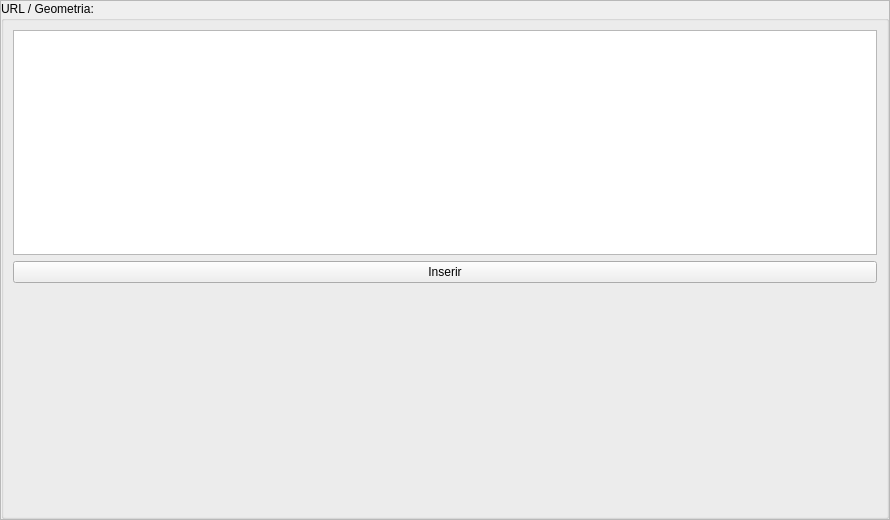
Qt form IBGEVisualizer/gui/v2/components/frame_geometry.ui (IDEHCO3/hyper-qgis-plugin) before a commit.
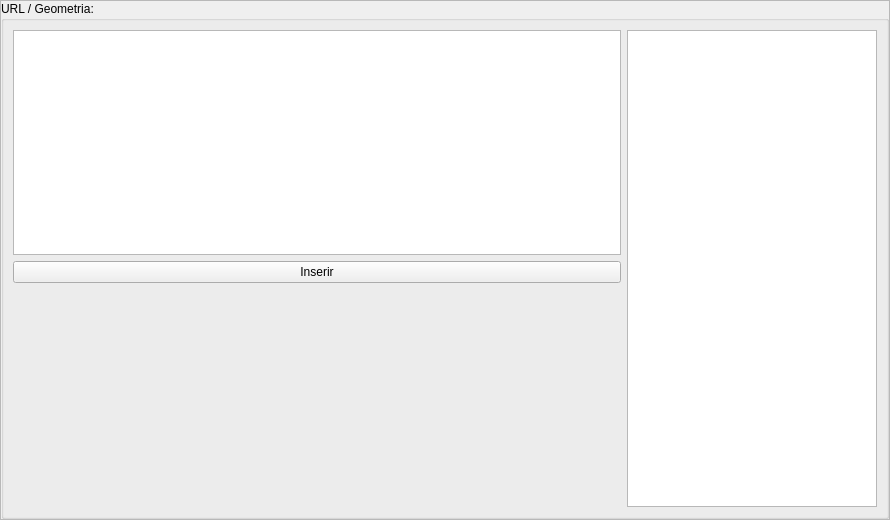
The same form after that commit.

What changed in the file:
```diff
--- a/IBGEVisualizer/gui/v2/components/frame_geometry.ui
+++ b/IBGEVisualizer/gui/v2/components/frame_geometry.ui
@@ -32,6 +32,13 @@
       <property name="margin">
        <number>9</number>
       </property>
+      <item row="1" column="0">
+       <widget class="QPushButton" name="bt_insert">
+        <property name="text">
+         <string>Inserir</string>
+        </property>
+       </widget>
+      </item>
       <item row="0" column="0">
        <widget class="QPlainTextEdit" name="tx_url">
         <property name="styleSheet">
@@ -52,11 +59,22 @@
         </property>
        </spacer>
       </item>
-      <item row="1" column="0">
-       <widget class="QPushButton" name="bt_insert">
-        <property name="text">
-         <string>Inserir</string>
+      <item row="0" column="1" rowspan="3">
+       <widget class="QTreeWidget" name="list_resource">
+        <property name="maximumSize">
+         <size>
+          <width>250</width>
+          <height>16777215</height>
+         </size>
         </property>
+        <property name="headerHidden">
+         <bool>true</bool>
+        </property>
+        <column>
+         <property name="text">
+          <string notr="true">1</string>
+         </property>
+        </column>
        </widget>
       </item>
      </layout>
```
